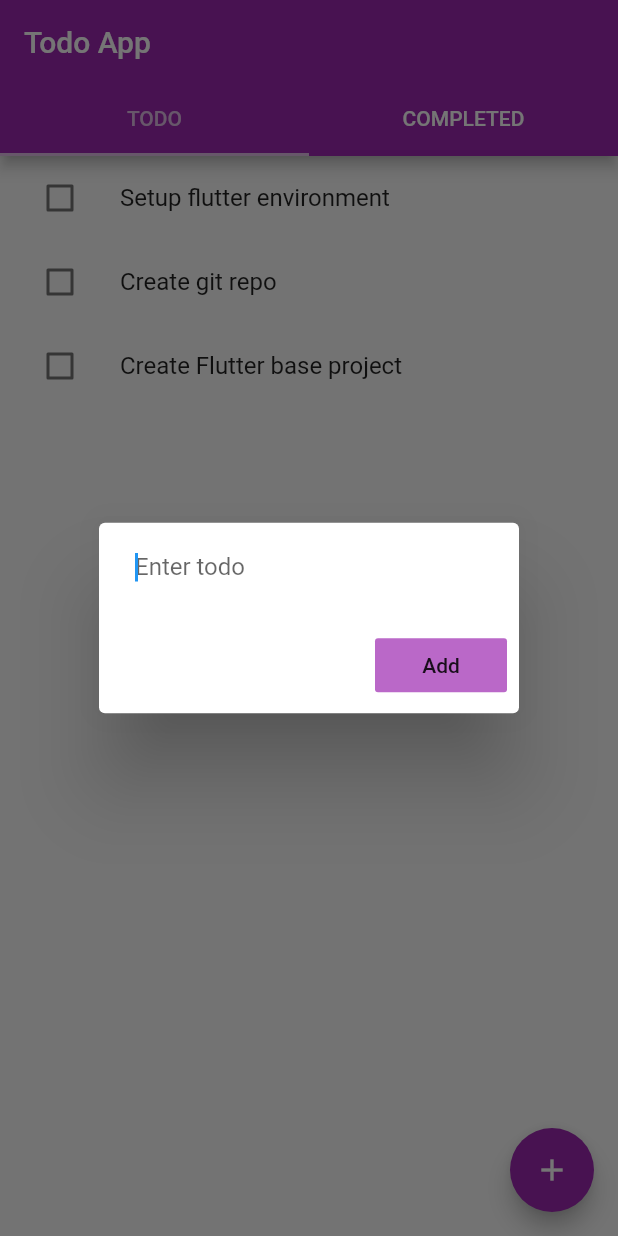
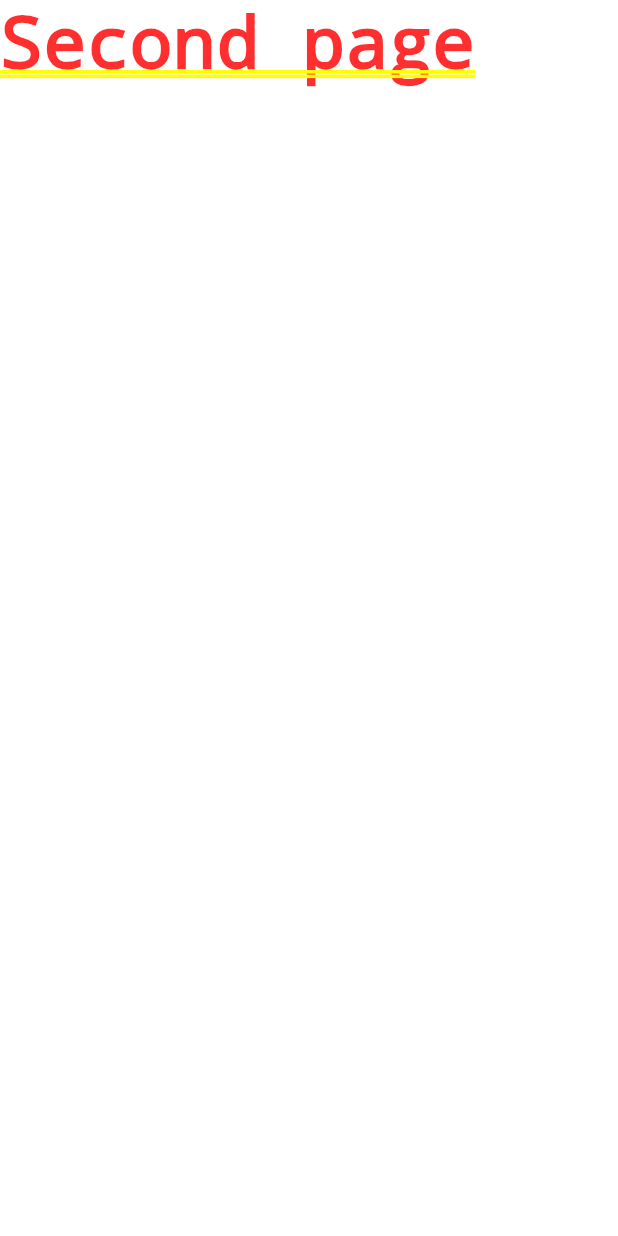
Before and after one commit to darcipons/todo_flutter, a Flutter app: the screen it shows after launch, after a tap on the "add" icon, on a phone screen of 412 x 824 dp. Run offline on Flutter 3.47's test engine with Material 2 defaults, Android fonts, the phone set to English and light mode, and no system bars.

Commit message:
created add todo page

```diff
--- /dev/null
+++ b/lib/screens/add_todo.dart
@@ -0,0 +1,10 @@
+import 'package:flutter/material.dart';
+
+class AddTodo extends StatelessWidget {
+  @override
+  Widget build(BuildContext context) {
+    return Container(
+      child: Text('Second page'),
+    );
+  }
+}
--- a/lib/screens/home_screen.dart
+++ b/lib/screens/home_screen.dart
@@ -1,8 +1,8 @@
 import 'package:flutter/material.dart';
 import 'package:todo_taxfyle/screens/todo_screen.dart';
 import 'package:todo_taxfyle/screens/completed_screen.dart';
-import 'package:todo_taxfyle/widgets/alert_dialog.dart';
 import 'package:todo_taxfyle/models/todo.dart';
+import 'package:todo_taxfyle/screens/add_todo.dart';
 
 class HomeScreen extends StatefulWidget {
   @override
@@ -44,9 +44,13 @@ class _HomeScreenState extends State<HomeScreen> {
           backgroundColor: Colors.purple,
           child: Icon(Icons.add),
           onPressed: () {
-            showDialog(
-                context: context,
-                builder: (context) => TaskDialog(addToList: addTodo));
+            Navigator.push(
+              context,
+              MaterialPageRoute(
+                builder: (context) => AddTodo(),
+              ),
+            );
+            print('fab working');
           },
         ),
         body: TabBarView(
--- a/lib/widgets/alert_dialog.dart
+++ /dev/null
@@ -1,43 +0,0 @@
-import 'package:flutter/material.dart';
-import 'package:todo_taxfyle/models/todo.dart';
-
-class TaskDialog extends StatefulWidget {
-  final Function addToList;
-  TaskDialog({Key key, @required this.addToList}) : super(key: key);
-
-  @override
-  _TaskDialogState createState() => _TaskDialogState();
-}
-
-class _TaskDialogState extends State<TaskDialog> {
-  TextEditingController controller = TextEditingController();
-
-  @override
-  Widget build(BuildContext context) {
-    String newTodoTitle;
-    return AlertDialog(
-      content: TextField(
-        controller: controller,
-        autofocus: true,
-        decoration: InputDecoration.collapsed(hintText: 'Enter todo'),
-        onChanged: (newText) {
-          newTodoTitle = newText;
-        },
-      ),
-      actions: <Widget>[
-        FlatButton(
-          onPressed: () {
-            setState(() {
-              controller.clear();
-              widget.addToList(Task(name: newTodoTitle));
-              Navigator.of(context).pop();
-            });
-            print(newTodoTitle);
-          },
-          child: Text('Add'),
-          color: Colors.purple[300],
-        ),
-      ],
-    );
-  }
-}
```
